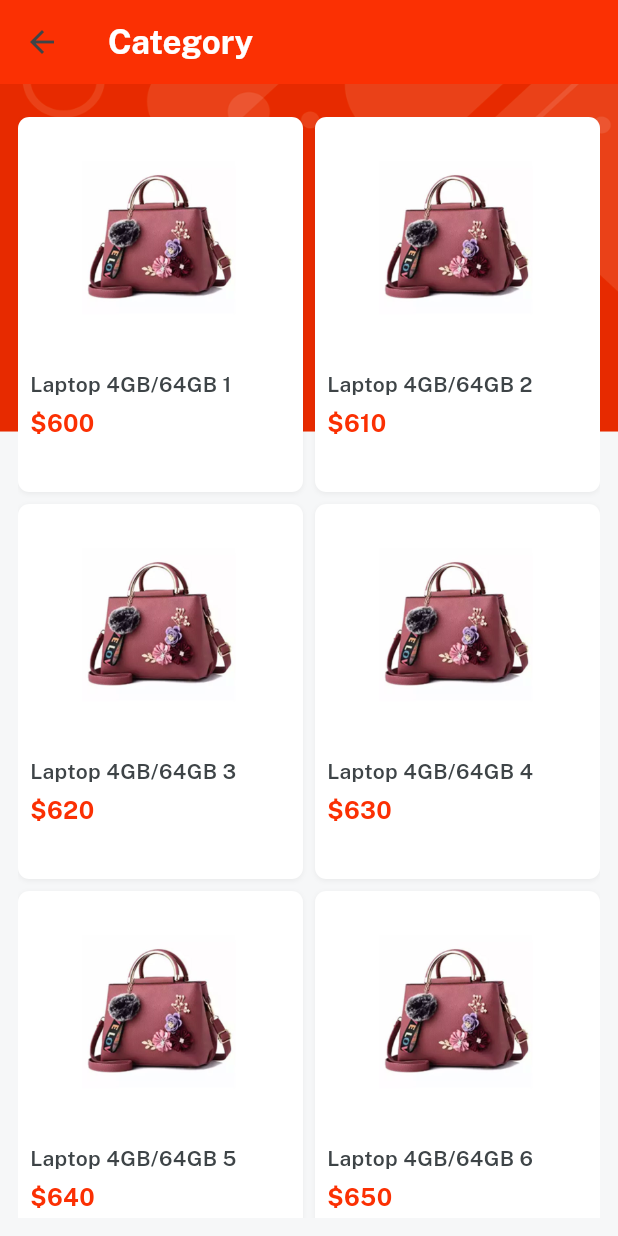
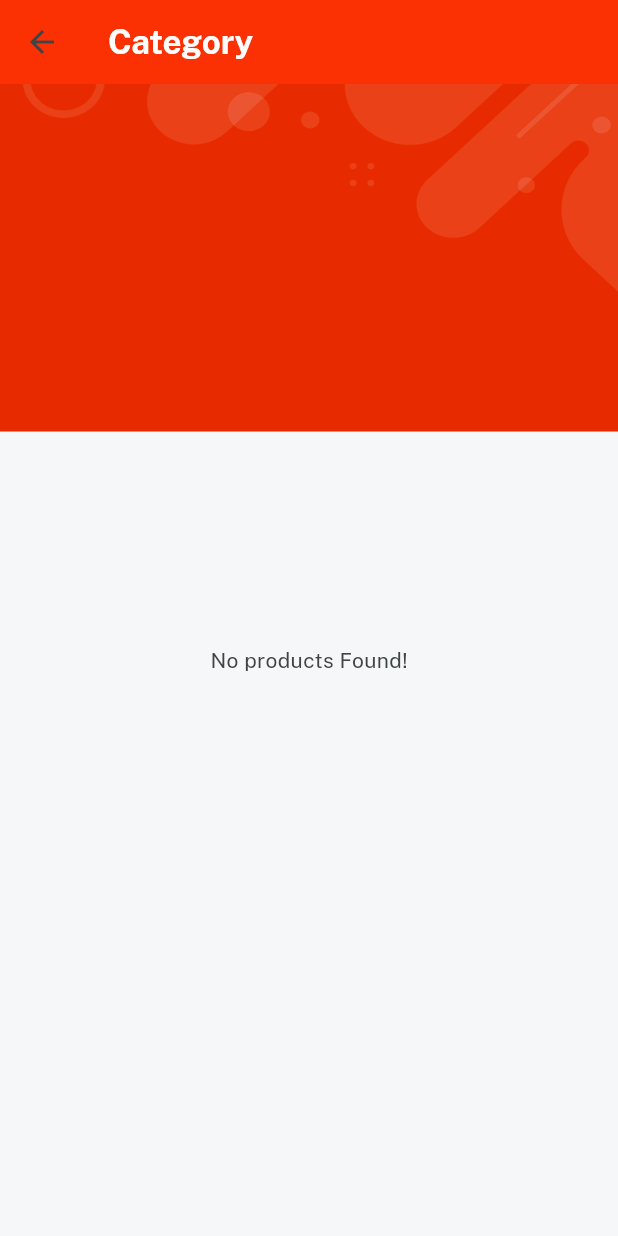
Before and after one commit to IScreates/Emart_flutter, a Flutter app: the CategoryDetails screen opened directly, on a phone screen of 412 x 824 dp. Run offline on Flutter 3.47's test engine with Material 3 defaults, Android fonts, the phone set to English and light mode, and no system bars; our stand-ins replace cloud_firestore, firebase_auth, firebase_core, firebase_storage, get, image_picker and 1 more; accounts and stored records are empty.

Commit message:
Updated code!! 07-11-2025

```diff
--- a/lib/consts/firebase_const.dart
+++ b/lib/consts/firebase_const.dart
@@ -4,3 +4,9 @@ import 'package:cloud_firestore/cloud_firestore.dart';
 final FirebaseAuth auth = FirebaseAuth.instance;
 final FirebaseFirestore firestore = FirebaseFirestore.instance;
 const usersCollection = "users";
+
+const productsCollection = "products";
+const cartCollection = "cart";
+const ordersCollection = "orders";
+const addressesCollection = "addresses";
+const categoriesCollection = "categories";
--- a/lib/services/firestore_services.dart
+++ b/lib/services/firestore_services.dart
@@ -8,4 +8,9 @@ class FirestoreServices {
         .where('id', isEqualTo: id)
         .snapshots();
   }
+  //get product according to category
+static getProducts(category) {
+   return firestore.collection(productsCollection).where('p_category',isEqualTo: category).snapshots();
+  }
+
 }
--- a/lib/views/category_screen/category_details.dart
+++ b/lib/views/category_screen/category_details.dart
@@ -1,5 +1,7 @@
+import 'package:cloud_firestore/cloud_firestore.dart';
 import 'package:get/get.dart';
 import 'package:myapp/controller/product_controller.dart';
+import 'package:myapp/services/firestore_services.dart';
 import 'package:myapp/widgets_common/bg_widget.dart';
 import 'package:myapp/consts/consts.dart';
 import 'package:myapp/views/category_screen/item_details.dart';
@@ -23,7 +25,21 @@ class CategoryDetails extends StatelessWidget {
             style: const TextStyle(color: whiteColor, fontFamily: bold),
           ),
         ),
-        body: Padding(
+        body: StreamBuilder(
+          stream: FirestoreServices.getProducts(title), builder: (BuildContext context, AsyncSnapshot<QuerySnapshot> snapshot) {
+            if (!snapshot.hasData) {
+              return  Center(
+                child: CircularProgressIndicator(),
+              );
+            }else if(snapshot.data!.docs.isEmpty){
+              return Center(
+                child: "No products Found!".text.color(darkFontGrey).make(),
+              );
+            }else{
+
+              var data = snapshot.data!.docs;
+
+              return Container(
                 padding: const EdgeInsets.all(12),
                 child: Column(
                   crossAxisAlignment: CrossAxisAlignment.start,
@@ -62,30 +78,30 @@ class CategoryDetails extends StatelessWidget {
                           crossAxisSpacing: 8,
                           mainAxisSpacing: 8,
                         ),
-                  itemCount: 6,
+                        itemCount: data.length,
                         itemBuilder: (context, index) {
                           return GestureDetector(
                             onTap: () {
                               // ✅ Navigate to ItemDetails screen
-                        Get.to(() => ItemDetails(title: "Dummy Item"));
+                              Get.to(() => ItemDetails(title: "${data[index]['p_name']}",data: data[index]));
                             },
                             child:
                             Column(
                               crossAxisAlignment: CrossAxisAlignment.start,
                               children: [
-                                  Image.asset(
-                                    imgP5,
+                                Image.network(
+                                  data[index]['p_imgs'][0],
                                   width: 200,
                                   height: 150,
                                   fit: BoxFit.cover,
                                 ),
                                 10.heightBox,
-                                  "Laptop 4GB/64GB ${index + 1}".text
+                                "${data[index]['p_name']}".text
                                     .fontFamily(semibold)
                                     .color(darkFontGrey)
                                     .make(),
                                 5.heightBox,
-                                  "\$${600 + index * 10}".text
+                                "${data[index]['p_price']}".numCurrency.text
                                     .color(redColor)
                                     .fontFamily(bold)
                                     .size(16)
@@ -101,6 +117,9 @@ class CategoryDetails extends StatelessWidget {
                     ),
                   ],
                 ),
+              );
+            }
+        },
         ),
       ),
     );
```
Also changed, not shown: lib/controller/product_controller.dart (+20 -0 lines), lib/views/auth_screen/home_screen/home.dart (+12 -2 lines), lib/views/category_screen/item_details.dart (+29 -10 lines), lib/widgets_common/exit_dialog.dart (added, +31 -0 lines). Lines whose indentation alone changed are shown as unchanged.
